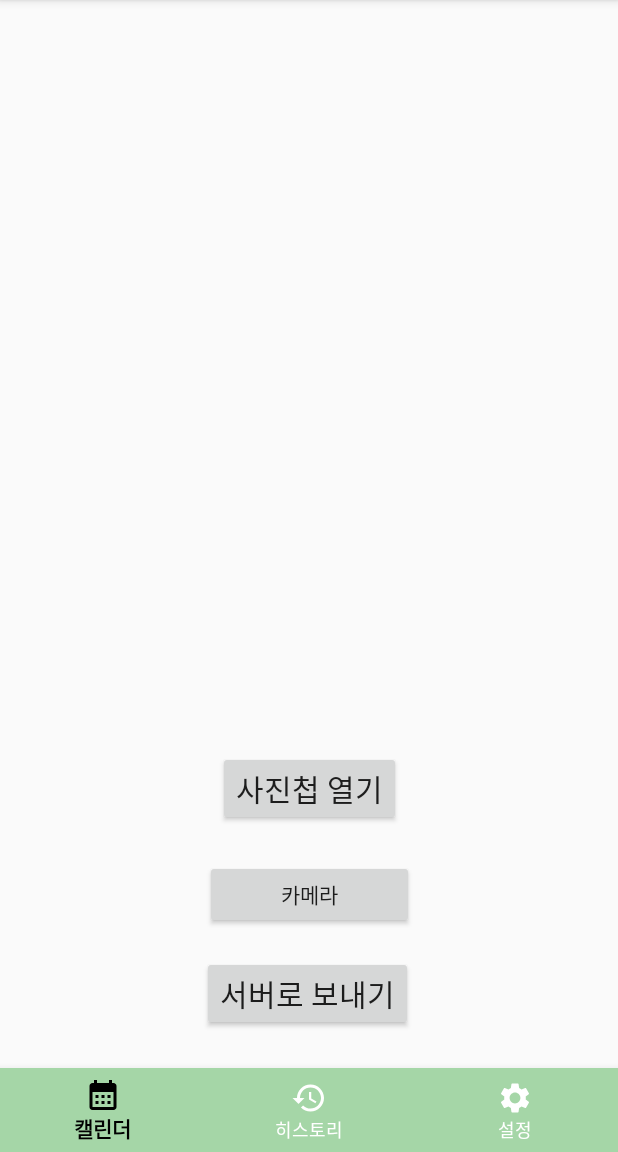
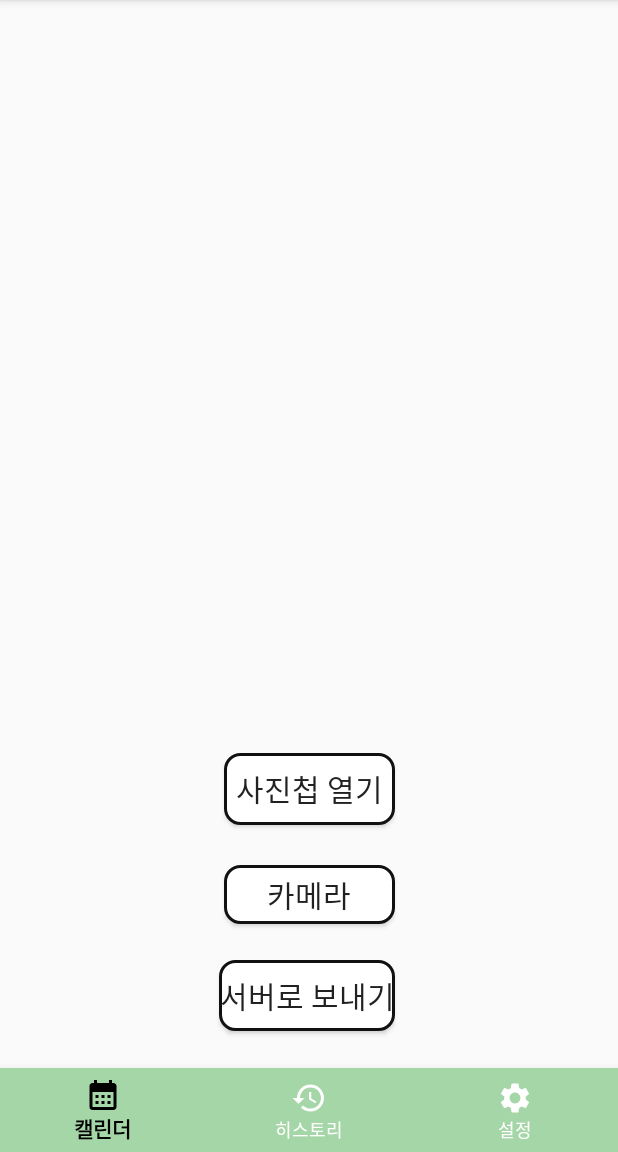
Before and after one commit to joonhyuong/MindReader, an Android app: the ImgActivity screen opened directly, with no data from a screen before it, on a phone screen of 412 x 824 dp, the part 84-1236 px from its top. Run offline under Robolectric (Android 15) with nearby library versions, the phone set to English and light mode, and no system bars; pictures from the network do not load.

Commit message:
버튼 모양 및 글꼴 수정

```diff
--- /dev/null
+++ b/app/src/main/res/drawable/round_button.xml
@@ -0,0 +1,19 @@
+<?xml version="1.0" encoding="utf-8"?>
+<shape xmlns:android="http://schemas.android.com/apk/res/android"
+    android:padding="10dp"
+    android:shape="rectangle" >
+    <solid android:color="#FFFFFF" />
+    <corners
+        android:bottomLeftRadius="12dp"
+        android:bottomRightRadius="12dp"
+        android:topLeftRadius="12dp"
+        android:topRightRadius="12dp" />
+    <stroke
+        android:width="2dp"
+        android:color="#111" />
+    <corners
+        android:topLeftRadius="10dp"
+        android:topRightRadius="10dp"
+        android:bottomLeftRadius="10dp"
+        android:bottomRightRadius="10dp"  />
+</shape>
--- a/app/src/main/res/layout/activity_img.xml
+++ b/app/src/main/res/layout/activity_img.xml
@@ -4,14 +4,20 @@
     xmlns:tools="http://schemas.android.com/tools"
     android:layout_width="match_parent"
     android:layout_height="match_parent">
-    <include layout="@layout/bottom_navigation_layout" />
 
+
+    <include
+        layout="@layout/bottom_navigation_layout"
+        tools:layout_editor_absoluteX="0dp"
+        tools:layout_editor_absoluteY="-16dp" />
 
     <Button
         android:id="@+id/galleryBtn2"
-        android:layout_width="wrap_content"
-        android:layout_height="wrap_content"
+        android:layout_width="117dp"
+        android:layout_height="47dp"
         android:layout_gravity="center"
+        android:background="@drawable/round_button"
+        android:fontFamily="@font/skybori"
         android:text="서버로 보내기"
         android:textSize="20sp"
         app:layout_constraintBottom_toBottomOf="parent"
@@ -24,9 +30,11 @@
 
     <Button
         android:id="@+id/galleryBtn"
-        android:layout_width="wrap_content"
-        android:layout_height="wrap_content"
+        android:layout_width="114dp"
+        android:layout_height="48dp"
         android:layout_gravity="center"
+        android:background="@drawable/round_button"
+        android:fontFamily="@font/skybori"
         android:text="사진첩 열기"
         android:textSize="20sp"
         app:layout_constraintBottom_toBottomOf="parent"
@@ -47,10 +55,13 @@
 
     <Button
         android:id="@+id/cameraBtn"
-        android:layout_width="139dp"
-        android:layout_height="46dp"
+        android:layout_width="114dp"
+        android:layout_height="39dp"
         android:layout_marginTop="17dp"
         android:layout_marginBottom="143dp"
+        android:background="@drawable/round_button"
+        android:fontFamily="@font/skybori"
+        android:textSize="20sp"
         android:text="카메라"
         app:layout_constraintBottom_toBottomOf="parent"
         app:layout_constraintEnd_toEndOf="parent"
--- a/app/src/main/res/layout/activity_text.xml
+++ b/app/src/main/res/layout/activity_text.xml
@@ -10,6 +10,8 @@
         android:layout_width="413dp"
         android:layout_height="488dp"
         android:text="TextView"
+        android:background="@drawable/round_button"
+        android:fontFamily="@font/skybori"
         app:layout_constraintBottom_toBottomOf="parent"
         app:layout_constraintEnd_toEndOf="parent"
         app:layout_constraintHorizontal_bias="0.0"
@@ -24,6 +26,8 @@
         android:layout_marginStart="48dp"
         android:layout_marginTop="546dp"
         android:text="Button"
+        android:background="@drawable/round_button"
+        android:fontFamily="@font/skybori"
         app:layout_constraintBottom_toBottomOf="parent"
         app:layout_constraintStart_toStartOf="parent"
         app:layout_constraintTop_toTopOf="@+id/textView"
@@ -35,6 +39,8 @@
         android:layout_height="59dp"
         android:layout_marginTop="58dp"
         android:text="Button"
+        android:background="@drawable/round_button"
+        android:fontFamily="@font/skybori"
         app:layout_constraintBottom_toBottomOf="parent"
         app:layout_constraintEnd_toEndOf="parent"
         app:layout_constraintHorizontal_bias="0.649"
--- a/app/src/main/res/menu/navi_menu.xml
+++ b/app/src/main/res/menu/navi_menu.xml
@@ -4,16 +4,19 @@
     <item
         android:id="@+id/calenderFragment"
         android:title="캘린더"
+        android:fontFamily="@font/skybori"
         android:icon="@drawable/ic_calendar_month"/>
 
     <item
         android:id="@+id/homeFragment"
         android:title="히스토리"
+        android:fontFamily="@font/skybori"
         android:icon="@drawable/ic_history"/>
 
     <item
         android:id="@+id/myPageFragment"
         android:title="설정"
+        android:fontFamily="@font/skybori"
         android:icon="@drawable/ic_setting"/>
 
 </menu>
--- a/build.gradle
+++ b/build.gradle
@@ -1,6 +1,6 @@
 // Top-level build file where you can add configuration options common to all sub-projects/modules.
 plugins {
-    id 'com.android.application' version '7.4.2' apply false
-    id 'com.android.library' version '7.4.2' apply false
+    id 'com.android.application' version '8.1.2' apply false
+    id 'com.android.library' version '8.1.2' apply false
     id 'org.jetbrains.kotlin.android' version '1.8.0' apply false
 }
```
Also changed, not shown: app/src/main/res/layout/activity_camera.xml (+9 -6 lines), app/src/main/res/layout/activity_main.xml (+10 -4 lines), gradle.properties (+10 -14 lines), gradle/wrapper/gradle-wrapper.properties, 1 other file.
